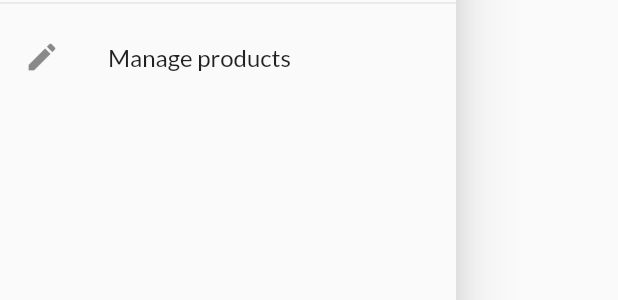
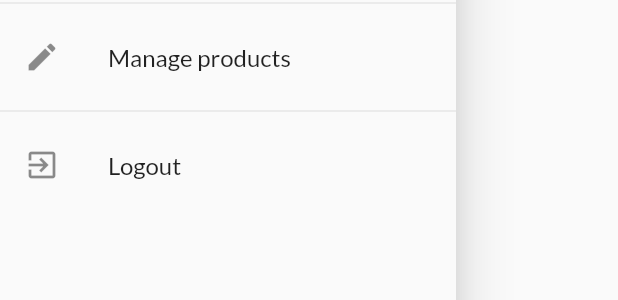
Before and after one commit to TammamKhalaf/ForUandher, a Flutter app: the AppDrawer widget shown alone on an empty page, opened directly, on a phone screen of 412 x 824 dp. Shown: the part 309-609 px from the top of the screen. Run offline on Flutter 3.47's test engine with Material 2 defaults, Android fonts, the phone set to English and light mode, and no system bars; network calls fail.

Commit message:
Adding a Logout Functionality

```diff
--- a/lib/widgets/app_drawer.dart
+++ b/lib/widgets/app_drawer.dart
@@ -1,7 +1,9 @@
 import 'package:flutter/cupertino.dart';
 import 'package:flutter/material.dart';
+import 'package:foruandher/providers/auth.dart';
 import 'package:foruandher/screens/orders_screen.dart';
 import 'package:foruandher/screens/user_products_screen.dart';
+import 'package:provider/provider.dart';
 
 class AppDrawer extends StatelessWidget {
   @override
@@ -39,6 +41,16 @@ class AppDrawer extends StatelessWidget {
                   .pushReplacementNamed(UserProductsScreen.routeName);
             },
           ),
+          Divider(),
+          ListTile(
+            leading: Icon(Icons.exit_to_app),
+            title: Text('Logout'),
+            onTap: () {
+              Navigator.of(context).pop();
+
+              Provider.of<Auth>(context, listen: false).logout();
+            },
+          ),
         ],
       ),
     );
```
Also changed, not shown: lib/providers/auth.dart (+7 -0 lines).
